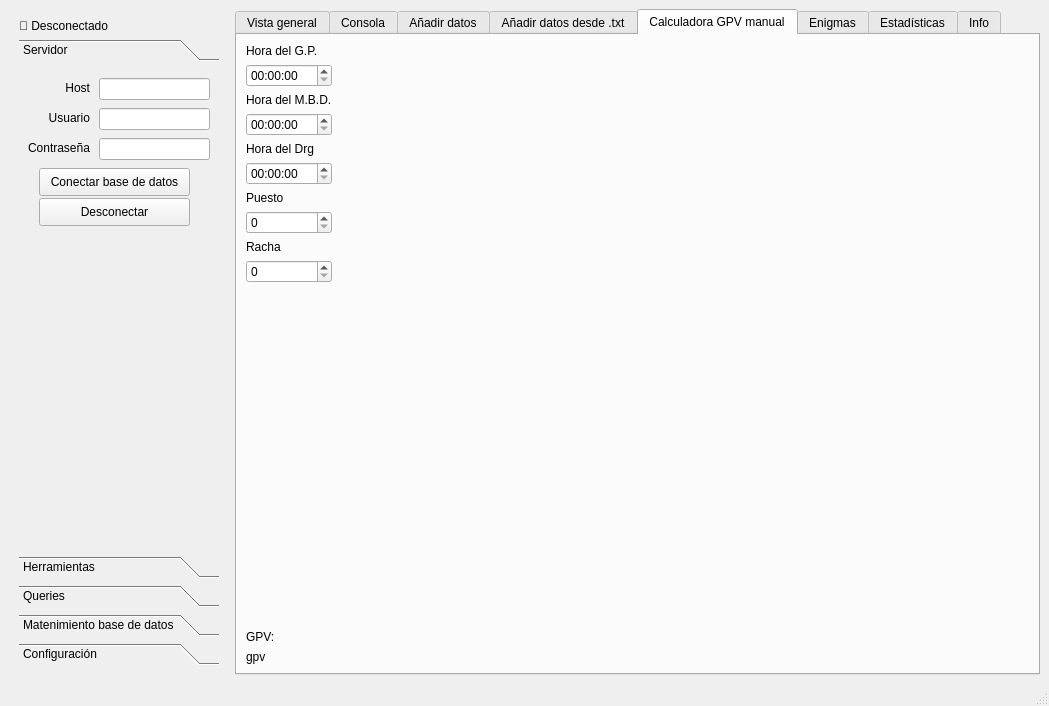
bartolso/gp-manager, file gui.ui: the form before one commit.
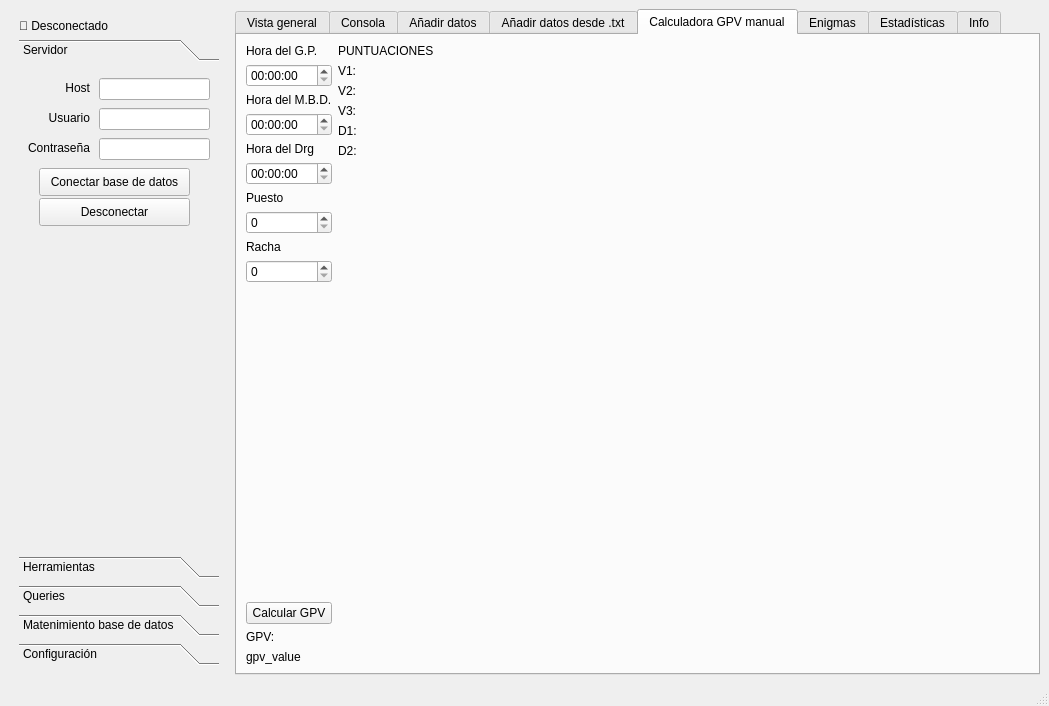
The form after the commit. Icons and pictures are not drawn.

```diff
--- a/gui.ui
+++ b/gui.ui
@@ -1456,6 +1456,13 @@
             </property>
            </spacer>
           </item>
+          <item>
+           <widget class="QPushButton" name="btn_calculate_gpv">
+            <property name="text">
+             <string>Calcular GPV</string>
+            </property>
+           </widget>
+          </item>
           <item>
            <widget class="QLabel" name="label_36">
             <property name="text">
@@ -1466,12 +1473,71 @@
           <item>
            <widget class="QLabel" name="gpv">
             <property name="text">
-             <string>gpv</string>
+             <string>gpv_value</string>
             </property>
            </widget>
           </item>
          </layout>
         </item>
+        <item>
+         <layout class="QVBoxLayout" name="verticalLayout_12">
+          <item>
+           <widget class="QLabel" name="label_37">
+            <property name="text">
+             <string>PUNTUACIONES</string>
+            </property>
+           </widget>
+          </item>
+          <item>
+           <widget class="QLabel" name="lbl_V1">
+            <property name="text">
+             <string>V1:</string>
+            </property>
+           </widget>
+          </item>
+          <item>
+           <widget class="QLabel" name="lbl_V2">
+            <property name="text">
+             <string>V2:</string>
+            </property>
+           </widget>
+          </item>
+          <item>
+           <widget class="QLabel" name="lbl_V3">
+            <property name="text">
+             <string>V3:</string>
+            </property>
+           </widget>
+          </item>
+          <item>
+           <widget class="QLabel" name="lbl_D1">
+            <property name="text">
+             <string>D1:</string>
+            </property>
+           </widget>
+          </item>
+          <item>
+           <widget class="QLabel" name="lbl_D2">
+            <property name="text">
+             <string>D2:</string>
+            </property>
+           </widget>
+          </item>
+          <item>
+           <spacer name="verticalSpacer_7">
+            <property name="orientation">
+             <enum>Qt::Vertical</enum>
+            </property>
+            <property name="sizeHint" stdset="0">
+             <size>
+              <width>20</width>
+              <height>40</height>
+             </size>
+            </property>
+           </spacer>
+          </item>
+         </layout>
+        </item>
         <item>
          <spacer name="horizontalSpacer_3">
           <property name="orientation">
```
Left out of the diff: 12 changed lines with no effect on the pictures.
